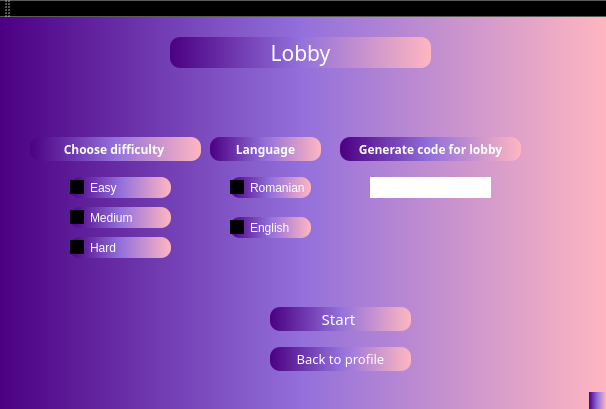
This is ProjectC++/Client/GraphicInterface/LobbyInterface.ui in andreeamacsim/ProjectModernCpp as Qt 5 draws it before an edit. The edited form follows.
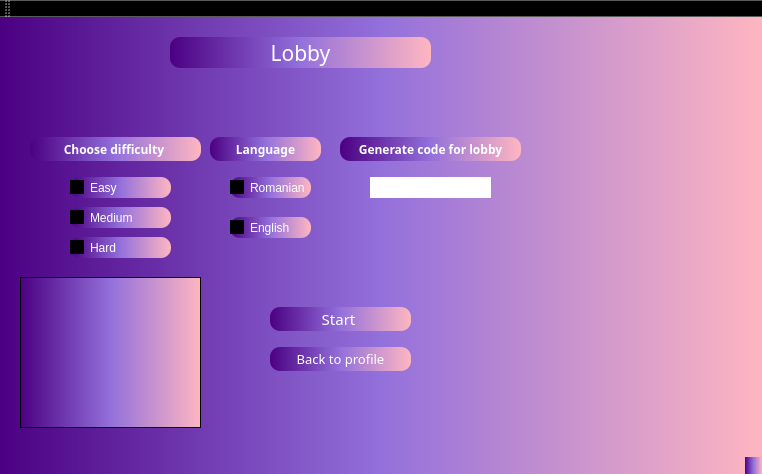
This is the edited form.

What changed in the file:
```diff
--- a/ProjectC++/Client/GraphicInterface/LobbyInterface.ui
+++ b/ProjectC++/Client/GraphicInterface/LobbyInterface.ui
@@ -6,8 +6,8 @@
    <rect>
     <x>0</x>
     <y>0</y>
-    <width>606</width>
-    <height>409</height>
+    <width>762</width>
+    <height>474</height>
    </rect>
   </property>
   <property name="windowTitle">
@@ -288,6 +288,16 @@
      <string notr="true">difficultyGroup</string>
     </attribute>
    </widget>
+   <widget class="QTextEdit" name="textEdit">
+    <property name="geometry">
+     <rect>
+      <x>20</x>
+      <y>260</y>
+      <width>181</width>
+      <height>151</height>
+     </rect>
+    </property>
+   </widget>
   </widget>
   <widget class="QMenuBar" name="menuBar">
    <property name="geometry">
```
Left out of the diff: 2 changed lines with no effect on the pictures.
